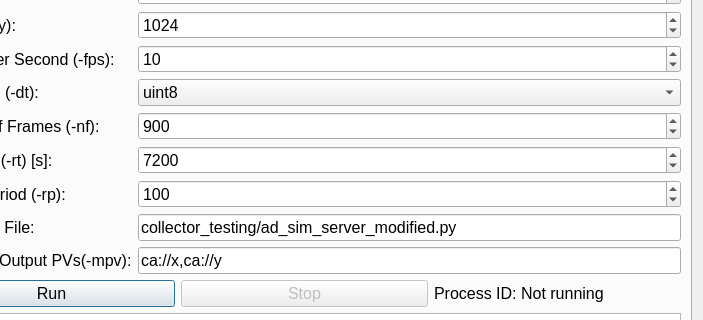
Before: the Qt Designer form gui/pva_workflow_setup.ui in AdvancedPhotonSource/DashPVA, drawn with Qt 5; both pictures show x 94 to 797 and y 107 to 427 of the 797 by 797 pixel window.
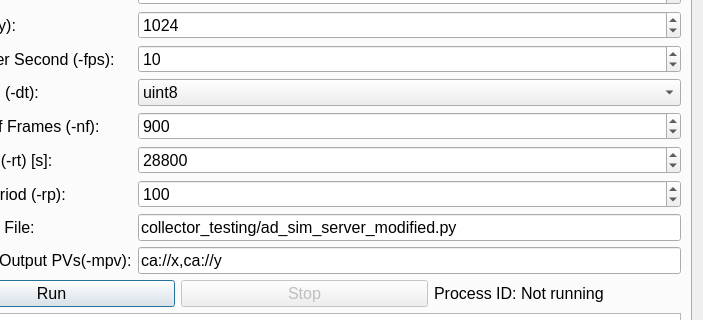
After: the same form once the commit is applied. The open tabs and pages were chosen to show the change.

Patch:
```diff
--- a/gui/pva_workflow_setup.ui
+++ b/gui/pva_workflow_setup.ui
@@ -47,7 +47,7 @@
             <number>86400</number>
            </property>
            <property name="value">
-            <number>7200</number>
+            <number>28800</number>
            </property>
           </widget>
          </item>
```
Left out of the diff: 2 changed lines with no effect on the pictures.
